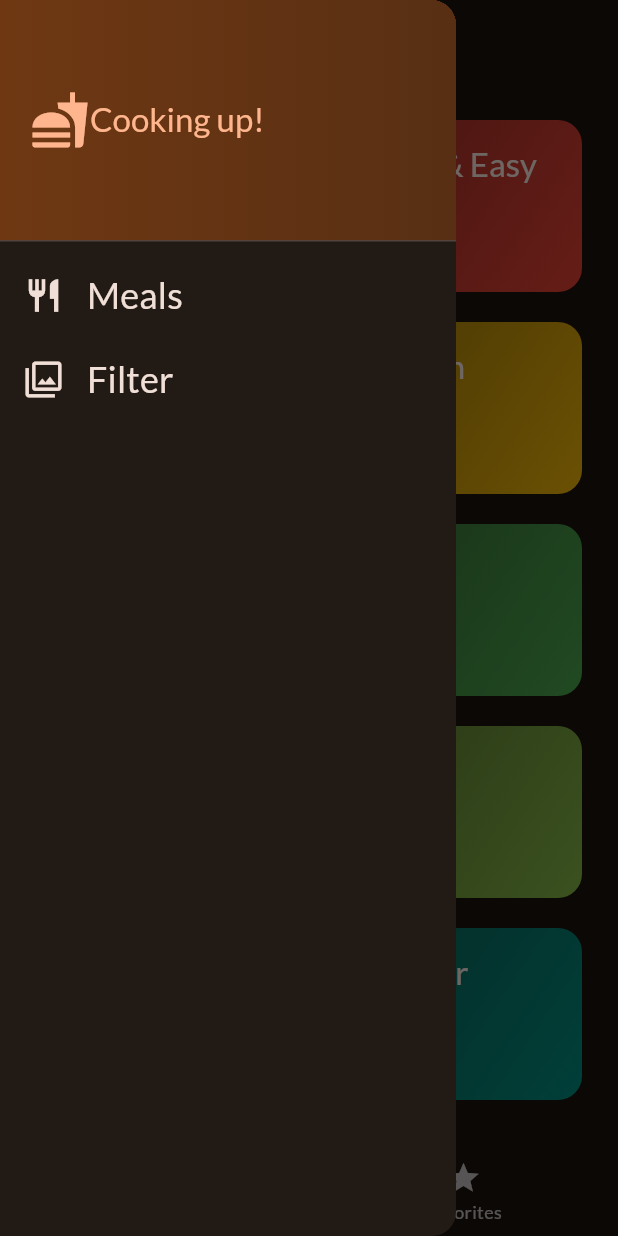
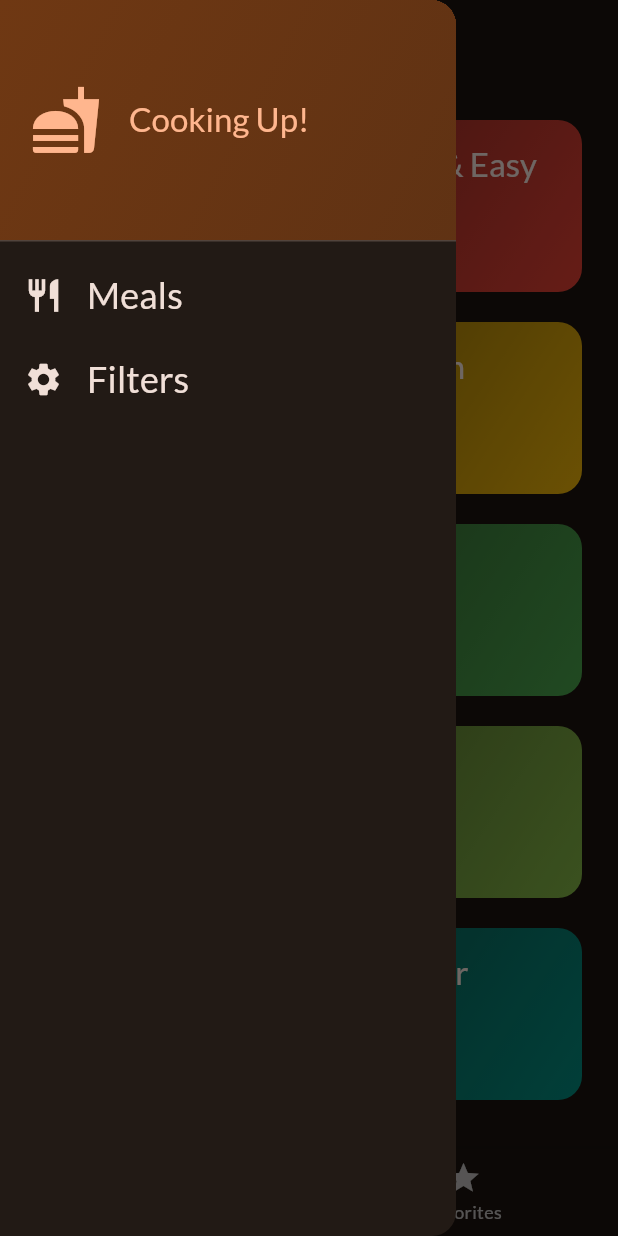
Before and after one commit to ashokstha61/meal_app, a Flutter app: the screen it shows after launch, with the side drawer open, on a phone screen of 412 x 824 dp. Run offline on Flutter 3.47's test engine with Material 3 defaults, Android fonts, the phone set to English and light mode, and no system bars; our stand-ins replace google_fonts, transparent_image.

Commit message:
adding filters

```diff
--- a/lib/main.dart
+++ b/lib/main.dart
@@ -25,7 +25,7 @@ class App extends StatelessWidget {
     return MaterialApp(
       debugShowCheckedModeBanner: false,
       theme: theme,
-      home: TabScreen(),
+      home: TabsScreen(),
     );
   }
 }
--- a/lib/screens/categories.dart
+++ b/lib/screens/categories.dart
@@ -5,15 +5,20 @@ import 'package:meal_app/model/meal.dart';
 import 'package:meal_app/screens/meals.dart';
 import 'package:meal_app/widgets/category_grid_items.dart';
 
+
+
 class CategoriesScreen extends StatelessWidget {
   const CategoriesScreen({
     super.key,
-    required this.onTougleFavourite,
+    required this.onToggleFavorite,
+    required this.availableMeals,
   });
-  final void Function(Meal meal) onTougleFavourite;
+
+  final void Function(Meal meal) onToggleFavorite;
+  final List<Meal> availableMeals;
 
   void _selectCategory(BuildContext context, Category category) {
-    final filteredMeals = dummyMeals
+    final filteredMeals = availableMeals
         .where((meal) => meal.categories.contains(category.id))
         .toList();
 
@@ -22,7 +27,7 @@ class CategoriesScreen extends StatelessWidget {
         builder: (ctx) => MealsScreen(
           title: category.title,
           meals: filteredMeals,
-          onTougleFavourite: onTougleFavourite,
+          onToggleFavorite: onToggleFavorite,
         ),
       ),
     ); // Navigator.push(context, route)
--- a/lib/screens/tabs.dart
+++ b/lib/screens/tabs.dart
@@ -1,41 +1,56 @@
 import 'package:flutter/material.dart';
+import 'package:meal_app/data/dummy_data.dart';
 import 'package:meal_app/model/meal.dart';
 import 'package:meal_app/screens/categories.dart';
 import 'package:meal_app/screens/filter_screen.dart';
 import 'package:meal_app/screens/meals.dart';
 import 'package:meal_app/widgets/main_drawer.dart';
 
-class TabScreen extends StatefulWidget {
-  const TabScreen({super.key});
+
+
+const kInitialFilters = {
+  Filter.glutenFree: false,
+  Filter.lactoseFree: false,
+  Filter.vegetarian: false,
+  Filter.vegan: false
+};
+
+class TabsScreen extends StatefulWidget {
+  const TabsScreen({super.key});
 
   @override
-  State<TabScreen> createState() => _TabScreenState();
+  State<TabsScreen> createState() {
+    return _TabsScreenState();
+  }
 }
 
-class _TabScreenState extends State<TabScreen> {
+class _TabsScreenState extends State<TabsScreen> {
   int _selectedPageIndex = 0;
-
-  final List<Meal> _favouriteMeals = [];
+  final List<Meal> _favoriteMeals = [];
+  Map<Filter, bool> _selectedFilters = kInitialFilters;
 
   void _showInfoMessage(String message) {
     ScaffoldMessenger.of(context).clearSnackBars();
-    ScaffoldMessenger.of(context)
-        .showSnackBar(SnackBar(content: Text(message)));
+    ScaffoldMessenger.of(context).showSnackBar(
+      SnackBar(
+        content: Text(message),
+      ),
+    );
   }
 
-  void _tougleMealFavouriteStatus(Meal meal) {
-    final isExisting = _favouriteMeals.contains(meal);
+  void _toggleMealFavoriteStatus(Meal meal) {
+    final isExisting = _favoriteMeals.contains(meal);
 
     if (isExisting) {
       setState(() {
-        _favouriteMeals.remove(meal);
+        _favoriteMeals.remove(meal);
       });
-      _showInfoMessage('Meal is not favourite now');
+      _showInfoMessage('Meal is no longer a favorite.');
     } else {
       setState(() {
-        _favouriteMeals.add(meal);
+        _favoriteMeals.add(meal);
+        _showInfoMessage('Marked as a favorite!');
       });
-      _showInfoMessage('New favourite is added in the favourite');
     }
   }
 
@@ -45,29 +60,55 @@ class _TabScreenState extends State<TabScreen> {
     });
   }
 
-  void _setScreen(String identifier) {
+  void _setScreen(String identifier) async {
     Navigator.of(context).pop();
-    if (identifier == 'Filter') {
-      Navigator.of(context).push(MaterialPageRoute(
-        builder: (ctx) => FilterScreen(),
-      ));
+    if (identifier == 'filters') {
+      final result = await Navigator.of(context).push<Map<Filter, bool>>(
+        MaterialPageRoute(
+          builder: (ctx) => FiltersScreen(
+            currentFilters: _selectedFilters,
+          ),
+        ),
+      );
+
+      setState(() {
+        _selectedFilters = result ?? kInitialFilters;
+      });
     }
   }
 
   @override
   Widget build(BuildContext context) {
+    final availableMeals = dummyMeals.where((meal) {
+      if (_selectedFilters[Filter.glutenFree]! && !meal.isGlutenFree) {
+        return false;
+      }
+      if (_selectedFilters[Filter.lactoseFree]! && !meal.isLactoseFree) {
+        return false;
+      }
+      if (_selectedFilters[Filter.vegetarian]! && !meal.isVegetarian) {
+        return false;
+      }
+      if (_selectedFilters[Filter.vegan]! && !meal.isVegan) {
+        return false;
+      }
+      return true;
+    }).toList();
+
     Widget activePage = CategoriesScreen(
-      onTougleFavourite: _tougleMealFavouriteStatus,
+      onToggleFavorite: _toggleMealFavoriteStatus,
+      availableMeals: availableMeals,
     );
     var activePageTitle = 'Categories';
 
     if (_selectedPageIndex == 1) {
       activePage = MealsScreen(
-        meals: _favouriteMeals,
-        onTougleFavourite: _tougleMealFavouriteStatus,
+        meals: _favoriteMeals,
+        onToggleFavorite: _toggleMealFavoriteStatus,
       );
-      activePageTitle = 'your Favourites';
+      activePageTitle = 'Your Favorites';
     }
+
     return Scaffold(
       appBar: AppBar(
         title: Text(activePageTitle),
@@ -89,6 +130,7 @@ class _TabScreenState extends State<TabScreen> {
             label: 'Favorites',
           ),
         ],
-        ));
+      ),
+    );
   }
 }
--- a/lib/widgets/category_grid_items.dart
+++ b/lib/widgets/category_grid_items.dart
@@ -1,5 +1,7 @@
 import 'package:flutter/material.dart';
 import 'package:meal_app/model/category.dart';
+
+
 
 class CategoryGridItem extends StatelessWidget {
   const CategoryGridItem({
--- a/lib/widgets/main_drawer.dart
+++ b/lib/widgets/main_drawer.dart
@@ -11,28 +11,33 @@ class MainDrawer extends StatelessWidget {
       child: Column(
         children: [
           DrawerHeader(
-            padding: EdgeInsets.all(20),
+            padding: const EdgeInsets.all(20),
             decoration: BoxDecoration(
-                gradient: LinearGradient(colors: [
+              gradient: LinearGradient(
+                colors: [
                   Theme.of(context).colorScheme.primaryContainer,
-              Theme.of(context).colorScheme.primaryContainer.withOpacity(0.7),
-            ])),
+                  Theme.of(context)
+                      .colorScheme
+                      .primaryContainer
+                      .withOpacity(0.8),
+                ],
+                begin: Alignment.topLeft,
+                end: Alignment.bottomRight,
+              ),
+            ),
             child: Row(
               children: [
                 Icon(
                   Icons.fastfood,
-                  size: 40,
+                  size: 48,
                   color: Theme.of(context).colorScheme.primary,
                 ),
-                SizedBox(
-                  height: 12,
+                const SizedBox(width: 18),
+                Text(
+                  'Cooking Up!',
+                  style: Theme.of(context).textTheme.titleLarge!.copyWith(
+                        color: Theme.of(context).colorScheme.primary,
                       ),
-                Text(
-                  'Cooking up!',
-                  style: Theme.of(context)
-                      .textTheme
-                      .titleLarge!
-                      .copyWith(color: Theme.of(context).colorScheme.primary),
                 ),
               ],
             ),
@@ -44,7 +49,7 @@ class MainDrawer extends StatelessWidget {
               color: Theme.of(context).colorScheme.onBackground,
             ),
             title: Text(
-                'Meals ',
+              'Meals',
               style: Theme.of(context).textTheme.titleSmall!.copyWith(
                     color: Theme.of(context).colorScheme.onBackground,
                     fontSize: 24,
@@ -52,22 +57,23 @@ class MainDrawer extends StatelessWidget {
             ),
             onTap: () {
               onSelectScreen('meals');
-              }),
+            },
+          ),
           ListTile(
             leading: Icon(
-              Icons.filter,
+              Icons.settings,
               size: 26,
               color: Theme.of(context).colorScheme.onBackground,
             ),
             title: Text(
-              'Filter',
+              'Filters',
               style: Theme.of(context).textTheme.titleSmall!.copyWith(
                     color: Theme.of(context).colorScheme.onBackground,
                     fontSize: 24,
                   ),
             ),
             onTap: () {
-              onSelectScreen('Filter');
+              onSelectScreen('filters');
             },
           ),
         ],
--- a/pubspec.yaml
+++ b/pubspec.yaml
@@ -37,6 +37,7 @@ dependencies:
   cupertino_icons: ^1.0.6
   google_fonts: ^6.2.1
   transparent_image: ^2.0.1
+  flutter_riverpod: ^2.5.1
 
 dev_dependencies:
   flutter_test:
```
Also changed, not shown: lib/screens/filter_screen.dart (+86 -69 lines), lib/screens/meal_details.dart (+19 -29 lines), lib/screens/meals.dart (+17 -8 lines), lib/widgets/meal_item.dart (+18 -24 lines), lib/widgets/meal_item_trait.dart (+4 -8 lines), pubspec.lock. Lines whose indentation alone changed are shown as unchanged.
